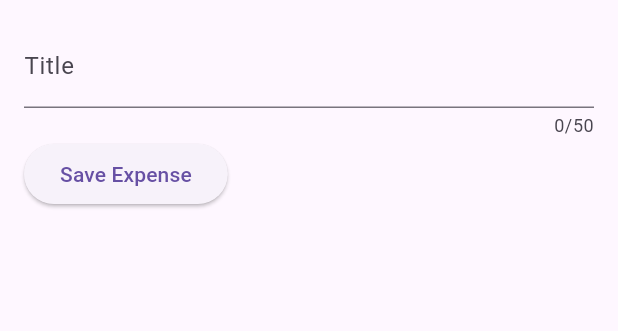
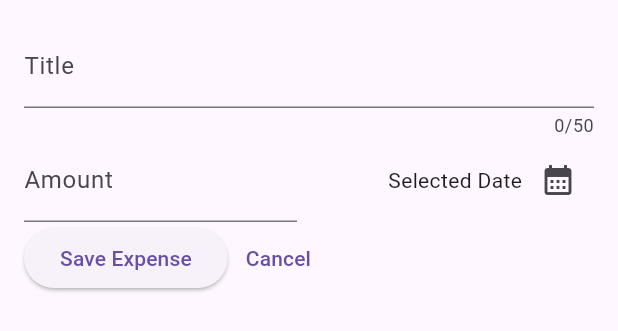
Before and after one commit to Leningram/dart_expenses_app, a Flutter app: the NewExpense widget shown alone on an empty page, opened directly, on a phone screen of 412 x 824 dp. Shown: the top 331 px of the screen. Run offline on Flutter 3.47's test engine with Material 3 defaults, Android fonts, the phone set to English and light mode, and no system bars.

```diff
--- a/lib/widgets/new_expense.dart
+++ b/lib/widgets/new_expense.dart
@@ -10,10 +10,22 @@ class NewExpense extends StatefulWidget {
 
 class _NewExpenseState extends State<NewExpense> {
   final _titleController = TextEditingController();
+  final _amountController = TextEditingController();
+
+  void _presentDatePicker() {
+    final now = DateTime.now();
+    final firstDate = DateTime(now.year - 1, now.month, now.day);
+    showDatePicker(
+        context: context,
+        firstDate: firstDate,
+        lastDate: now,
+        initialDate: now);
+  }
 
   @override
   void dispose() {
     _titleController.dispose();
+    _amountController.dispose();
     super.dispose();
   }
 
@@ -26,13 +38,46 @@ class _NewExpenseState extends State<NewExpense> {
           TextField(
             controller: _titleController,
             maxLength: 50,
-            decoration: const InputDecoration(label: Text('Title')),
+            decoration: const InputDecoration(
+              label: Text('Title'),
+            ),
+          ),
+          Row(
+            children: [
+              Expanded(
+                child: TextField(
+                  controller: _amountController,
+                  keyboardType: TextInputType.number,
+                  decoration: const InputDecoration(
+                    prefixText: '\$',
+                    label: Text('Amount'),
+                  ),
+                ),
+              ),
+              const SizedBox(width: 16),
+              Expanded(
+                child: Row(
+                  mainAxisAlignment: MainAxisAlignment.end,
+                  crossAxisAlignment: CrossAxisAlignment.center,
+                  children: [
+                    const Text('Selected Date'),
+                    IconButton(
+                        onPressed: _presentDatePicker,
+                        icon: const Icon(Icons.calendar_month))
+                  ],
+                ),
+              )
+            ],
           ),
           Row(
             children: [
               ElevatedButton(
                 onPressed: () {},
                 child: const Text('Save Expense'),
+              ),
+              TextButton(
+                onPressed: () {},
+                child: const Text('Cancel'),
               )
             ],
           )
```
